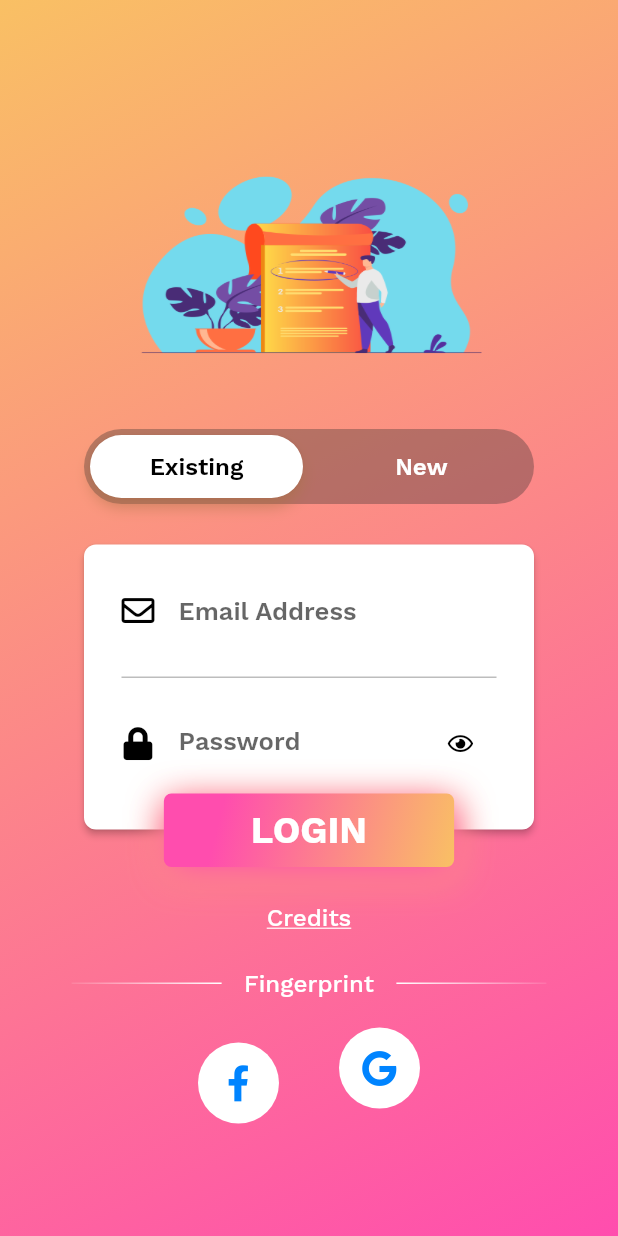
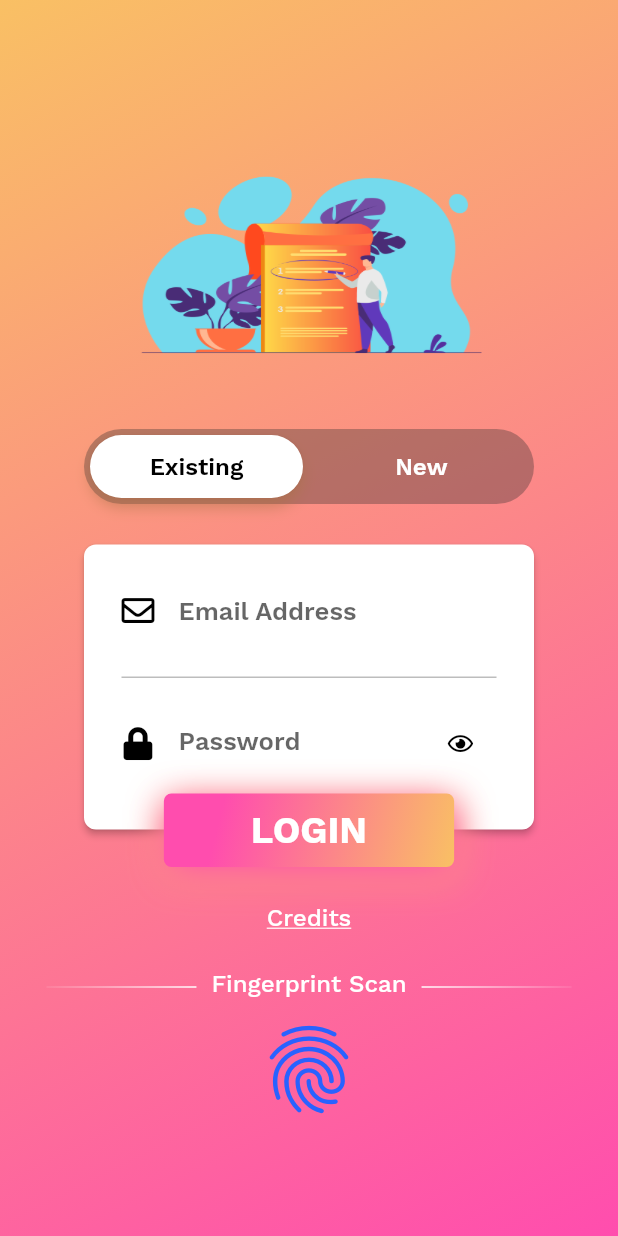
Before and after one commit to aisyahzck/work_it_project, a Flutter app: the LoginPage screen opened directly, on a phone screen of 412 x 824 dp. Run offline on Flutter 3.47's test engine with Material 2 defaults, Android fonts, the phone set to English and light mode, and no system bars; our stand-ins replace firebase_auth, firebase_core, font_awesome_flutter, local_auth; accounts and stored records are empty; project files that could hold a hidden picture were left out.

Commit message:
add files

```diff
--- a/lib/main.dart
+++ b/lib/main.dart
@@ -1,7 +1,7 @@
 import 'package:firebase_auth/firebase_auth.dart';
 import 'package:flutter/material.dart';
 import 'package:provider/provider.dart';
-import 'package:work_it_project/credits.dart';
+import 'file:///C:/Users/sitia/AndroidStudioProjects/work_it_project/lib/ui/home.dart';
 import 'package:work_it_project/services/auth.dart';
 import 'package:work_it_project/ui/login_page.dart';
 import 'package:firebase_core/firebase_core.dart';
--- a/lib/credits.dart
+++ b/lib/ui/home.dart
@@ -10,7 +10,7 @@ class HomePage extends StatelessWidget {
         child: Column(
           mainAxisAlignment: MainAxisAlignment.center,
           children: [
-            Text("CREDITS"),
+            Text("Home"),
             RaisedButton(
               onPressed: () {
                 context.read<AuthService>().signOut();
--- a/lib/ui/login_page.dart
+++ b/lib/ui/login_page.dart
@@ -3,12 +3,11 @@ import 'package:flutter/services.dart';
 import 'package:font_awesome_flutter/font_awesome_flutter.dart';
 import 'package:local_auth/local_auth.dart';
 import 'package:local_auth/auth_strings.dart';
-import 'package:work_it_project/credits.dart';
+import 'file:///C:/Users/sitia/AndroidStudioProjects/work_it_project/lib/ui/home.dart';
 import 'package:work_it_project/services/auth.dart';
 import 'package:work_it_project/style/theme.dart' as Theme;
 import 'package:work_it_project/utils/bubble_indication_painter.dart';
 
-import 'package:work_it_project/utils/loading.dart';
 import 'package:provider/provider.dart';
 
 class LoginPage extends StatefulWidget {
@@ -42,8 +41,7 @@ class _LoginPageState extends State<LoginPage>
   TextEditingController signupEmailController = new TextEditingController();
   TextEditingController signupNameController = new TextEditingController();
   TextEditingController signupPasswordController = new TextEditingController();
-  TextEditingController signupConfirmPasswordController =
-      new TextEditingController();
+  TextEditingController signupConfirmPasswordController = new TextEditingController();
 
   PageController _pageController;
 
@@ -57,7 +55,7 @@ class _LoginPageState extends State<LoginPage>
 
   @override
   Widget build(BuildContext context) {
-    return loading ? Loading() : Scaffold(
+    return new Scaffold(
       key: _scaffoldKey,
       body: NotificationListener<OverscrollIndicatorNotification>(
         onNotification: (overscroll) {
@@ -393,9 +391,9 @@ class _LoginPageState extends State<LoginPage>
                   height: 1.0,
                 ),
                 Padding(
-                  padding: EdgeInsets.only(left: 15.0, right: 15.0),
+                  padding: EdgeInsets.only(left: 10.0, right: 10.0, bottom: 5.0),
                   child: Text(
-                    "Fingerprint",
+                    "Fingerprint Scan",
                     style: TextStyle(
                         color: Colors.white,
                         fontSize: 16.0,
@@ -420,44 +418,21 @@ class _LoginPageState extends State<LoginPage>
               ],
             ),
           ),
-          Row(
-            mainAxisAlignment: MainAxisAlignment.center,
-            children: <Widget>[
-              Padding(
-                padding: EdgeInsets.only(top: 30.0, right: 40.0),
-                child: GestureDetector(
-                  onTap: () => showInSnackBar("Facebook button pressed"),
-                  child: Container(
-                    padding: const EdgeInsets.all(15.0),
-                    decoration: new BoxDecoration(
-                      shape: BoxShape.circle,
-                      color: Colors.white,
-                    ),
-                    child: new Icon(
-                      FontAwesomeIcons.facebookF,
-                      color: Color(0xFF0084ff),
-                    ),
+          Padding(
+              padding: EdgeInsets.only(left: 15.0, right: 15.0),
+            child: Row(
+                mainAxisAlignment: MainAxisAlignment.center,
+                children: <Widget>[
+                  IconButton(icon: Icon(Icons.fingerprint, size: 70, color: Colors.blueAccent[700]),
+                    onPressed: () {
+                    _startAuth();
+                  },
+                  iconSize: 70,
                   ),
-                ),
+                  SizedBox(height: 20),
+
+                ],
               ),
-              Padding(
-                padding: EdgeInsets.only(top: 10.0),
-                child: GestureDetector(
-                  onTap: () => showInSnackBar("Google button pressed"),
-                  child: Container(
-                    padding: const EdgeInsets.all(15.0),
-                    decoration: new BoxDecoration(
-                      shape: BoxShape.circle,
-                      color: Colors.white,
-                    ),
-                    child: new Icon(
-                      FontAwesomeIcons.google,
-                      color: Color(0xFF0084ff),
-                    ),
-                  ),
-                ),
-              ),
-            ],
           ),
         ],
       ),
@@ -741,7 +716,6 @@ class _LoginPageState extends State<LoginPage>
 
     if (_isAuthenticated) {
       Navigator.pushReplacement(context, MaterialPageRoute(builder: (c) => HomePage()));
-
     }
   }
 }
```
Also changed, not shown: lib/ui/credits.dart (added, +17 -0 lines), lib/utils/loading.dart (deleted, +0 -17 lines).
